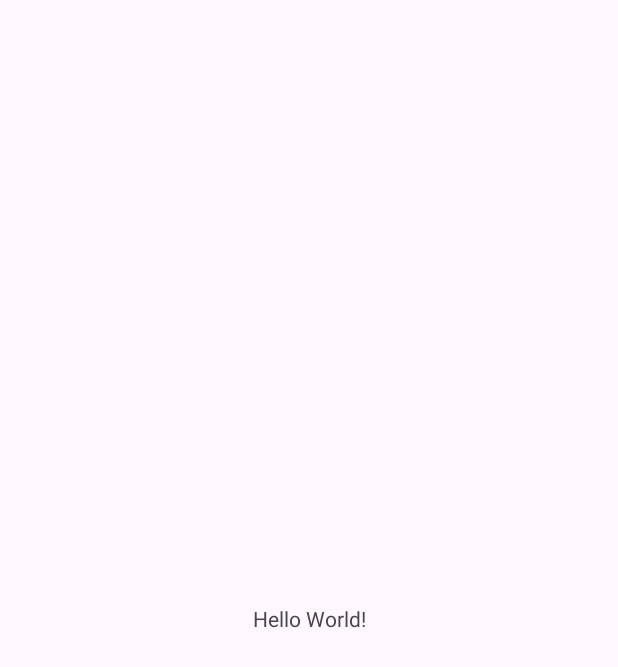
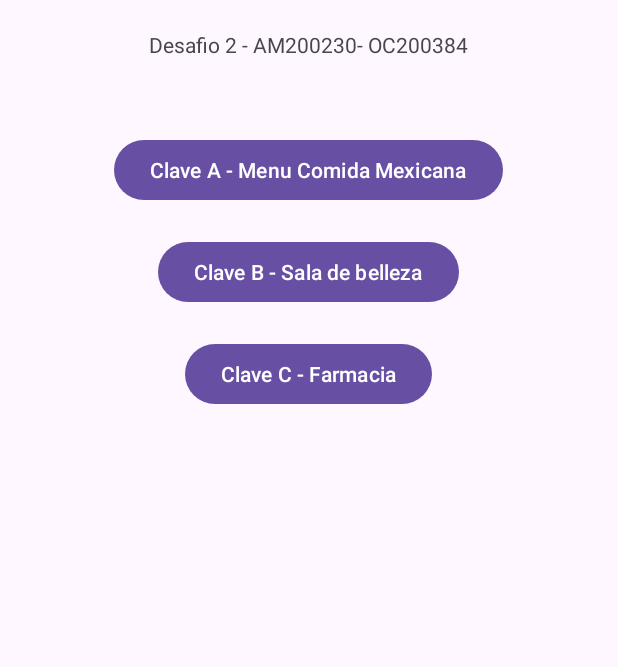
Before and after one commit to AbigaailAcuna/Desafio2DSM, an Android app: the screen it shows after launch (MainActivity), on a phone screen of 412 x 824 dp. Before the commit the part shown is almost empty. Shown: the top 667 px of the screen. Run offline under Robolectric (Android 15) with nearby library versions, the phone set to English and light mode, and no system bars.

Commit message:
Crear menu

```diff
--- a/app/src/main/AndroidManifest.xml
+++ b/app/src/main/AndroidManifest.xml
@@ -6,9 +6,9 @@
         android:allowBackup="true"
         android:dataExtractionRules="@xml/data_extraction_rules"
         android:fullBackupContent="@xml/backup_rules"
-        android:icon="@mipmap/ic_launcher"
+        android:icon="@mipmap/ic_icon"
         android:label="@string/app_name"
-        android:roundIcon="@mipmap/ic_launcher_round"
+        android:roundIcon="@mipmap/ic_icon_round"
         android:supportsRtl="true"
         android:theme="@style/Theme.Desafio2DSM"
         tools:targetApi="31">
@@ -16,10 +16,6 @@
         <activity
             android:name=".SplashScreen"
             android:exported="true">
-            <intent-filter>
-                <action android:name="android.intent.action.MAIN" />
-                <category android:name="android.intent.category.LAUNCHER" />
-            </intent-filter>
         </activity>
 
         <activity
@@ -27,7 +23,7 @@
             android:exported="true">
             <intent-filter>
                 <action android:name="android.intent.action.MAIN" />
-                <category android:name="android.intent.category.DEFAULT" />
+                <category android:name="android.intent.category.LAUNCHER" />
             </intent-filter>
         </activity>
 
--- a/app/src/main/java/com/example/desafio2dsm/MainActivity.java
+++ b/app/src/main/java/com/example/desafio2dsm/MainActivity.java
@@ -3,12 +3,26 @@ package com.example.desafio2dsm;
 import androidx.appcompat.app.AppCompatActivity;
 
 import android.os.Bundle;
+import android.content.Intent;
+import android.os.Bundle;
+import android.view.View;
+import android.widget.Button;
+
 
 public class MainActivity extends AppCompatActivity {
 
+    Button btnMenu;
     @Override
     protected void onCreate(Bundle savedInstanceState) {
         super.onCreate(savedInstanceState);
         setContentView(R.layout.activity_main);
+        btnMenu=findViewById(R.id.btnMenu);
+
+        btnMenu.setOnClickListener(new View.OnClickListener() {
+            @Override
+            public void onClick(View v) {
+                startActivity(new Intent(MainActivity.this,SplashScreen.class));
+            }
+        });
     }
 }
--- a/app/src/main/res/layout/activity_main.xml
+++ b/app/src/main/res/layout/activity_main.xml
@@ -1,18 +1,43 @@
 <?xml version="1.0" encoding="utf-8"?>
-<androidx.constraintlayout.widget.ConstraintLayout xmlns:android="http://schemas.android.com/apk/res/android"
-    xmlns:app="http://schemas.android.com/apk/res-auto"
+<RelativeLayout xmlns:android="http://schemas.android.com/apk/res/android"
     xmlns:tools="http://schemas.android.com/tools"
     android:layout_width="match_parent"
     android:layout_height="match_parent"
     tools:context=".MainActivity">
 
     <TextView
+        android:id="@+id/tvTitulo"
         android:layout_width="wrap_content"
         android:layout_height="wrap_content"
-        android:text="Hello World!"
-        app:layout_constraintBottom_toBottomOf="parent"
-        app:layout_constraintEnd_toEndOf="parent"
-        app:layout_constraintStart_toStartOf="parent"
-        app:layout_constraintTop_toTopOf="parent" />
+        android:text="Desafio 2 - AM200230- OC200384"
+        android:layout_centerHorizontal="true"
+        android:layout_marginTop="20dp"/>
 
-</androidx.constraintlayout.widget.ConstraintLayout>
+    <Button
+        android:id="@+id/btnMenu"
+        android:layout_width="wrap_content"
+        android:layout_height="wrap_content"
+        android:text="@string/btnMenu"
+        android:layout_below="@id/tvTitulo"
+        android:layout_centerHorizontal="true"
+        android:layout_marginTop="50dp"/>
+
+    <Button
+        android:id="@+id/btnBelleza"
+        android:layout_width="wrap_content"
+        android:layout_height="wrap_content"
+        android:text="@string/btnBelleza"
+        android:layout_below="@id/btnMenu"
+        android:layout_centerHorizontal="true"
+        android:layout_marginTop="20dp"/>
+
+    <Button
+        android:id="@+id/btnFarmacia"
+        android:layout_width="wrap_content"
+        android:layout_height="wrap_content"
+        android:text="@string/btnFarmacia"
+        android:layout_below="@id/btnBelleza"
+        android:layout_centerHorizontal="true"
+        android:layout_marginTop="20dp"/>
+
+</RelativeLayout>
--- a/app/src/main/res/values/strings.xml
+++ b/app/src/main/res/values/strings.xml
@@ -1,3 +1,6 @@
 <resources>
     <string name="app_name">Sabor Mexicano</string>
+    <string name="btnMenu">Clave A - Menu Comida Mexicana</string>
+    <string name="btnBelleza">Clave B - Sala de belleza</string>
+    <string name="btnFarmacia">Clave C - Farmacia</string>
 </resources>
```
